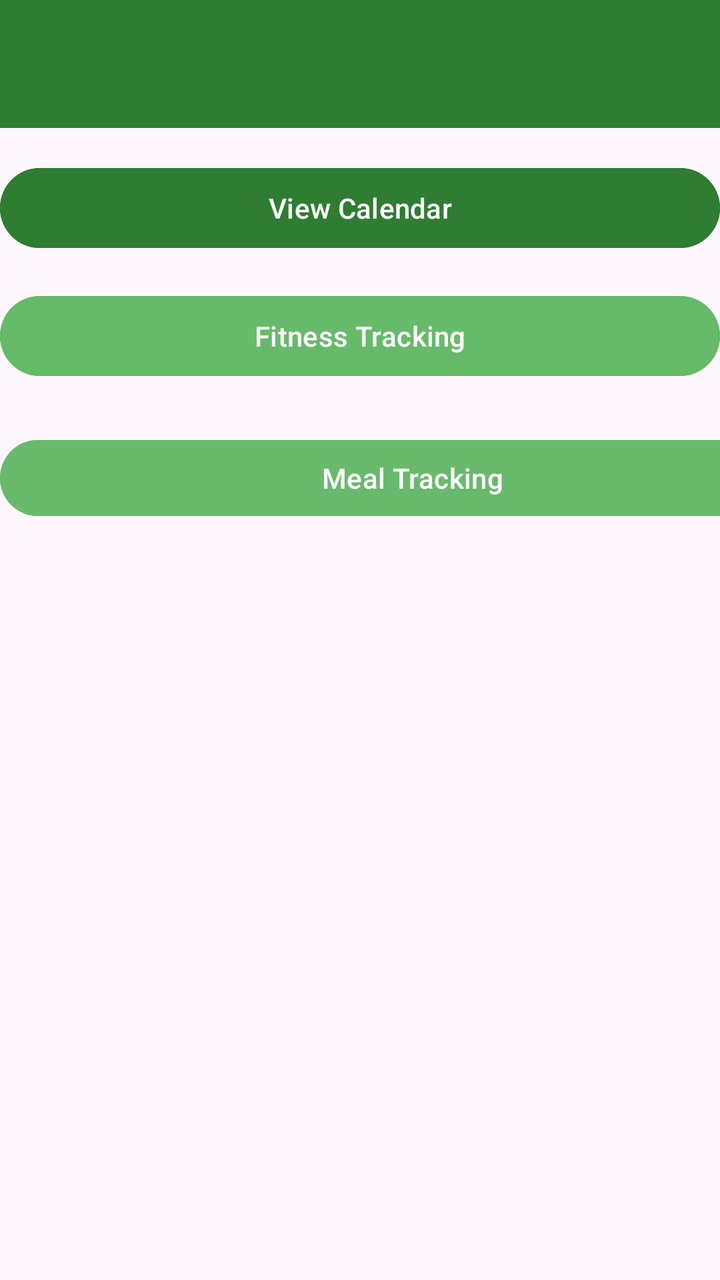
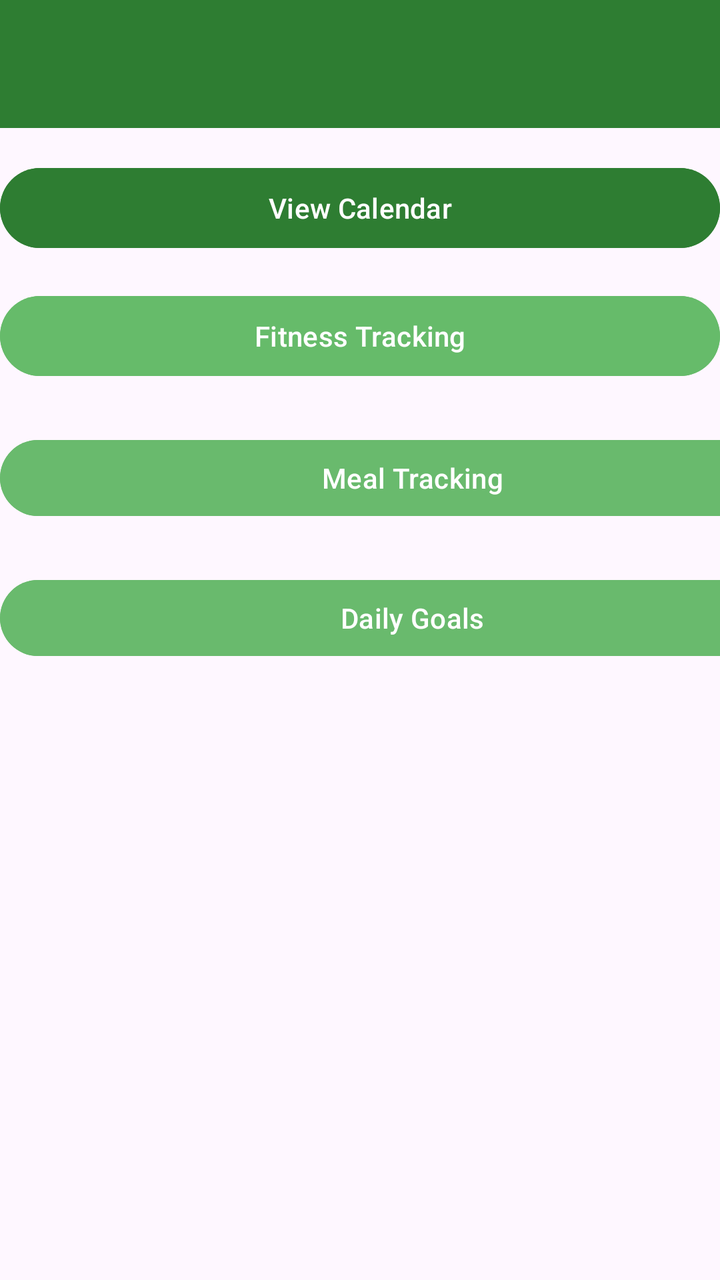

Compare the two renders of this Android layout. The source of the first and the diff that turns it into the second are given below.
<!-- AndroidManifest.xml: application theme Theme.Thriveapp -->
<!-- res/layout/activity_main.xml -->
<?xml version="1.0" encoding="utf-8"?>
<androidx.constraintlayout.widget.ConstraintLayout
    xmlns:android="http://schemas.android.com/apk/res/android"
    xmlns:app="http://schemas.android.com/apk/res-auto"
    xmlns:tools="http://schemas.android.com/tools"
    android:id="@+id/main"
    android:layout_width="match_parent"
    android:layout_height="match_parent"
    tools:context=".MainActivity">

    
    <androidx.appcompat.widget.Toolbar
        android:id="@+id/appBar"
        android:layout_width="match_parent"
        android:layout_height="wrap_content"
        android:background="@color/primary_green"
        android:elevation="4dp"
        app:titleTextColor="@color/button_text"
        android:theme="@style/ThemeOverlay.AppCompat.Dark.ActionBar"
        app:layout_constraintTop_toTopOf="parent"/>

    
    <Button
        android:id="@+id/calendarButton"
        android:layout_width="0dp"
        android:layout_height="wrap_content"
        android:text="View Calendar"
        android:textColor="@color/button_text"
        android:backgroundTint="@color/primary_green"
        app:layout_constraintStart_toStartOf="parent"
        app:layout_constraintEnd_toEndOf="parent"
        app:layout_constraintTop_toBottomOf="@+id/appBar"
        android:layout_marginTop="16dp"/>

    
    <Button
        android:id="@+id/fitnessTrackingButton"
        android:layout_width="0dp"
        android:layout_height="wrap_content"
        android:text="Fitness Tracking"
        android:textColor="@color/button_text"
        android:backgroundTint="@color/secondary_green"
        app:layout_constraintStart_toStartOf="parent"
        app:layout_constraintEnd_toEndOf="parent"
        app:layout_constraintTop_toBottomOf="@id/calendarButton"
        android:layout_marginTop="16dp"/>

    <Button
        android:id="@+id/MealTrackingButton"
        android:layout_width="412dp"
        android:layout_height="46dp"
        android:layout_marginTop="24dp"
        android:backgroundTint="#69BA6D"
        android:text="Meal Tracking"
        app:layout_constraintEnd_toEndOf="parent"
        app:layout_constraintHorizontal_bias="0.0"
        app:layout_constraintStart_toStartOf="parent"
        app:layout_constraintTop_toBottomOf="@+id/fitnessTrackingButton" />


</androidx.constraintlayout.widget.ConstraintLayout>
<!-- resources referenced by this layout -->
<resources>
  <color name="button_text">#FFFFFF</color>
  <color name="primary_green">#2E7D32</color>
  <color name="secondary_green">#66BB6A</color>
  <style name="Theme.Thriveapp" parent="Base.Theme.Thriveapp" />
  <style name="Base.Theme.Thriveapp" parent="Theme.Material3.DayNight.NoActionBar">
          
          
      </style>
</resources>

<!-- the commit's change to res/layout/activity_main.xml (unified diff, before → after) -->
@@ -45,6 +45,7 @@
         app:layout_constraintTop_toBottomOf="@id/calendarButton"
         android:layout_marginTop="16dp"/>
 
+    
     <Button
         android:id="@+id/MealTrackingButton"
         android:layout_width="412dp"
@@ -57,5 +58,17 @@
         app:layout_constraintStart_toStartOf="parent"
         app:layout_constraintTop_toBottomOf="@+id/fitnessTrackingButton" />
 
+    
+    <Button
+        android:id="@+id/DailyGoalsButton"
+        android:layout_width="412dp"
+        android:layout_height="46dp"
+        android:layout_marginTop="24dp"
+        android:backgroundTint="#69BA6D"
+        android:text="Daily Goals"
+        app:layout_constraintEnd_toEndOf="parent"
+        app:layout_constraintHorizontal_bias="0.0"
+        app:layout_constraintStart_toStartOf="parent"
+        app:layout_constraintTop_toBottomOf="@+id/MealTrackingButton" />
 
 </androidx.constraintlayout.widget.ConstraintLayout>
